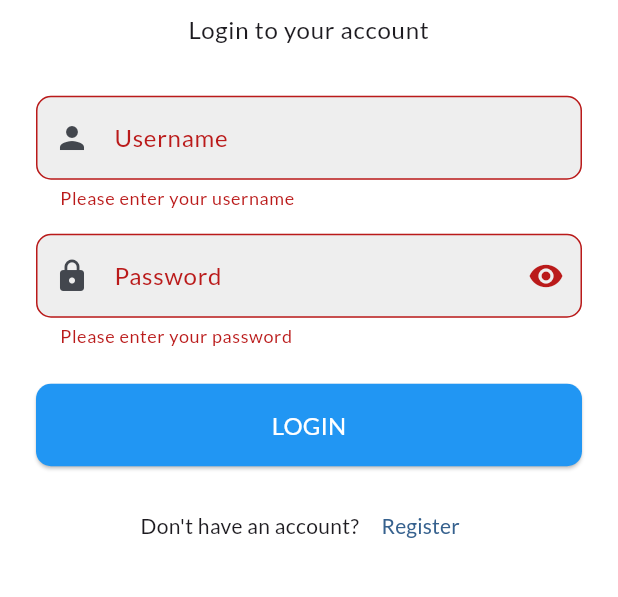
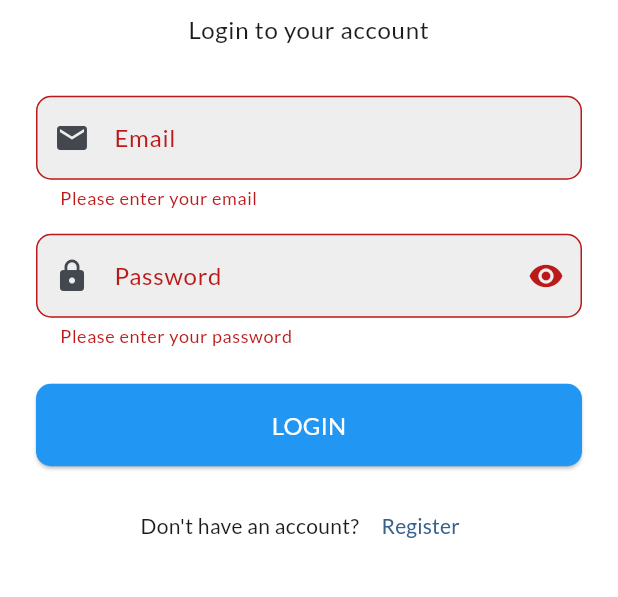
Before and after one commit to poqob/ekg-vision-app, a Flutter app: the screen it shows after launch, after a tap on "LOGIN", on a phone screen of 412 x 824 dp, the part 436-1033 px from its top. Run offline on Flutter 3.47's test engine with Material 3 defaults, Android fonts, the phone set to English and light mode, and no system bars; our stand-ins replace flutter_animate, flutter_svg, google_fonts, image_picker, shared_preferences.

Commit message:
sign in update.

```diff
--- a/lib/routes.dart
+++ b/lib/routes.dart
@@ -1,6 +1,5 @@
 import 'package:flutter/material.dart';
 import 'screens/index.dart';
-import 'screens/auth/register_screen.dart';
 import 'state/app_state.dart' as app_state;
 
 // Route names as constants
--- a/lib/screens/auth/login_screen.dart
+++ b/lib/screens/auth/login_screen.dart
@@ -2,7 +2,7 @@ import 'package:flutter/material.dart';
 import '../../state/app_state.dart';
 
 class LoginScreen extends StatefulWidget {
-  const LoginScreen({Key? key}) : super(key: key);
+  const LoginScreen({super.key});
 
   @override
   _LoginScreenState createState() => _LoginScreenState();
@@ -117,13 +117,14 @@ class _LoginScreenState extends State<LoginScreen> {
                     const SizedBox(height: 16),
                   ],
 
-                  // Username field
+                  // Email field (was username)
                   TextFormField(
                     controller: _usernameController,
+                    keyboardType: TextInputType.emailAddress,
                     decoration: InputDecoration(
-                      labelText: 'Username',
-                      hintText: 'Enter your username',
-                      prefixIcon: const Icon(Icons.person),
+                      labelText: 'Email',
+                      hintText: 'Enter your email',
+                      prefixIcon: const Icon(Icons.email),
                       border: OutlineInputBorder(
                         borderRadius: BorderRadius.circular(10),
                       ),
@@ -132,7 +133,12 @@ class _LoginScreenState extends State<LoginScreen> {
                     ),
                     validator: (value) {
                       if (value == null || value.isEmpty) {
-                        return 'Please enter your username';
+                        return 'Please enter your email';
+                      }
+                      // Fixed email regex
+                      if (!RegExp(r'^[\w\.-]+@[\w\.-]+\.[a-zA-Z]{2,}')
+                          .hasMatch(value)) {
+                        return 'Please enter a valid email';
                       }
                       return null;
                     },
--- a/lib/screens/auth/register_screen.dart
+++ b/lib/screens/auth/register_screen.dart
@@ -2,7 +2,7 @@ import 'package:flutter/material.dart';
 import '../../state/app_state.dart';
 
 class RegisterScreen extends StatefulWidget {
-  const RegisterScreen({Key? key}) : super(key: key);
+  const RegisterScreen({super.key});
 
   @override
   _RegisterScreenState createState() => _RegisterScreenState();
```
